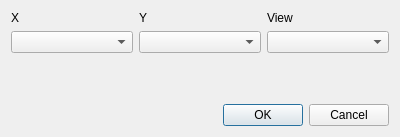
This is src/sas/qtgui/Plotting/UI/ScalePropertiesUI.ui in SasView/sasview as Qt 5 draws it before an edit. The edited form follows.
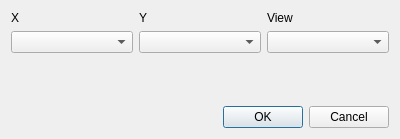
This is the edited form. Icons and pictures are not drawn.

Diff of the .ui file:
```diff
--- a/src/sas/qtgui/Plotting/UI/ScalePropertiesUI.ui
+++ b/src/sas/qtgui/Plotting/UI/ScalePropertiesUI.ui
@@ -7,7 +7,7 @@
     <x>0</x>
     <y>0</y>
     <width>400</width>
-    <height>137</height>
+    <height>139</height>
    </rect>
   </property>
   <property name="sizePolicy">
```
Left out of the diff: 6 changed lines with no effect on the pictures.
